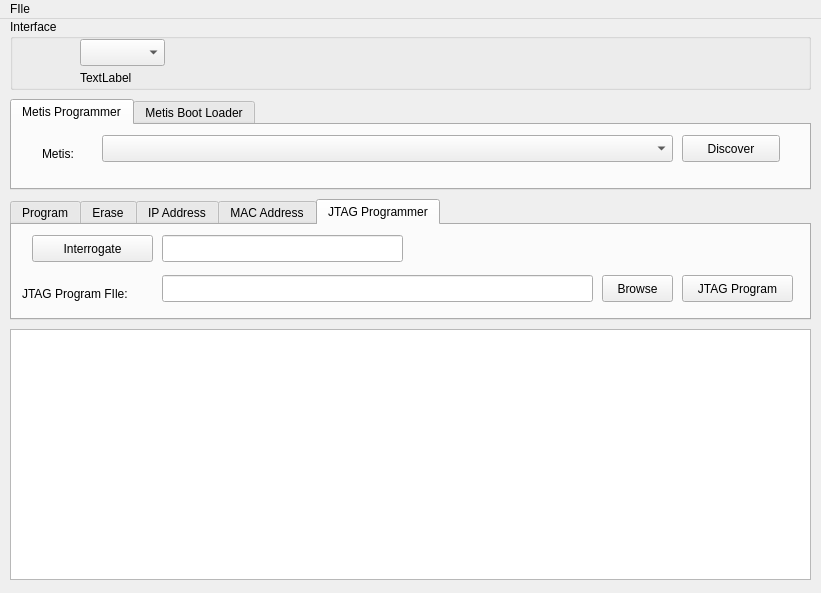
Old version of the form trunk/src/HPSDRProgrammer/mainwindow.ui in the repository 8cH9azbsFifZ/ghpsdr3.
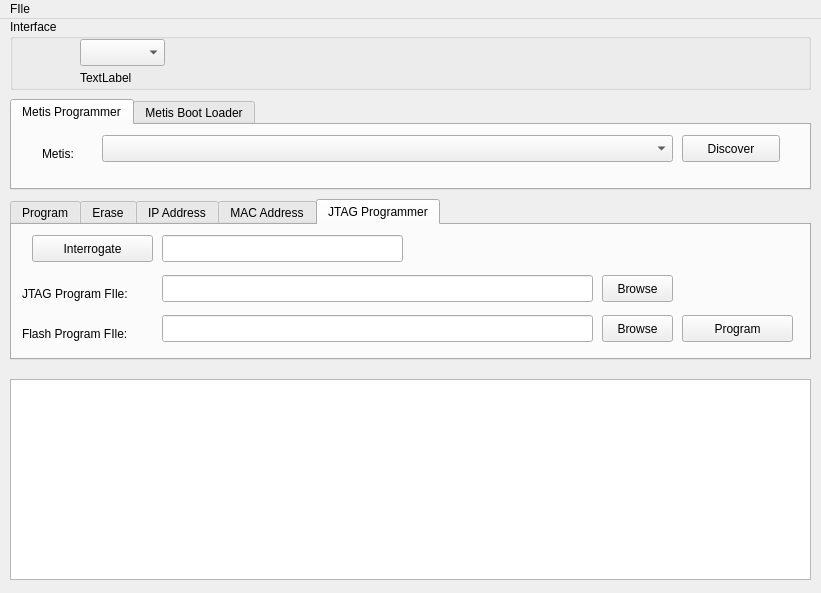
New version of the form. The open tabs and pages were chosen to show the change.

Commit message: Added JTAG Programming

Patch:
```diff
--- a/trunk/src/HPSDRProgrammer/mainwindow.ui
+++ b/trunk/src/HPSDRProgrammer/mainwindow.ui
@@ -118,7 +118,7 @@
       <x>10</x>
       <y>180</y>
       <width>801</width>
-      <height>121</height>
+      <height>161</height>
      </rect>
     </property>
     <property name="currentIndex">
@@ -365,6 +365,42 @@
       <property name="geometry">
        <rect>
         <x>10</x>
+        <y>100</y>
+        <width>131</width>
+        <height>17</height>
+       </rect>
+      </property>
+      <property name="text">
+       <string>Flash Program FIle:</string>
+      </property>
+     </widget>
+     <widget class="QLineEdit" name="jtagFlashProgramLineEdit">
+      <property name="geometry">
+       <rect>
+        <x>150</x>
+        <y>90</y>
+        <width>431</width>
+        <height>27</height>
+       </rect>
+      </property>
+     </widget>
+     <widget class="QPushButton" name="jtagFlashBrowsePushButton">
+      <property name="geometry">
+       <rect>
+        <x>590</x>
+        <y>90</y>
+        <width>71</width>
+        <height>27</height>
+       </rect>
+      </property>
+      <property name="text">
+       <string>Browse</string>
+      </property>
+     </widget>
+     <widget class="QLabel" name="label_4">
+      <property name="geometry">
+       <rect>
+        <x>10</x>
         <y>60</y>
         <width>131</width>
         <height>17</height>
@@ -401,13 +437,13 @@
       <property name="geometry">
        <rect>
         <x>670</x>
-        <y>50</y>
+        <y>90</y>
         <width>111</width>
         <height>27</height>
        </rect>
       </property>
       <property name="text">
-       <string>JTAG Program</string>
+       <string>Program</string>
       </property>
      </widget>
     </widget>
@@ -416,9 +452,9 @@
     <property name="geometry">
      <rect>
       <x>10</x>
-      <y>310</y>
+      <y>360</y>
       <width>801</width>
-      <height>251</height>
+      <height>201</height>
      </rect>
     </property>
    </widget>
```
Left out of the diff: 4 changed lines with no effect on the pictures. The commit also changes 4 other files.
